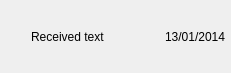
The window that src/common/view/historyelementview.ui (filesdnd/filesdnd-qt) describes before a commit, drawn with Qt 5.
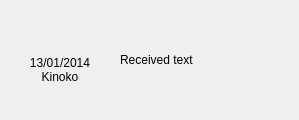
The same window after the commit. The open tabs and pages were chosen to show the change. Icons and pictures are not drawn.

Patch:
```diff
--- a/src/common/view/historyelementview.ui
+++ b/src/common/view/historyelementview.ui
@@ -6,8 +6,8 @@
    <rect>
     <x>0</x>
     <y>0</y>
-    <width>231</width>
-    <height>73</height>
+    <width>299</width>
+    <height>120</height>
    </rect>
   </property>
   <property name="windowTitle">
@@ -265,31 +265,9 @@
        </property>
        <item>
         <layout class="QHBoxLayout" name="textTopSpacer">
-         <item>
-          <widget class="QLabel" name="textIcon">
-           <property name="minimumSize">
-            <size>
-             <width>16</width>
-             <height>16</height>
-            </size>
-           </property>
-           <property name="maximumSize">
-            <size>
-             <width>16</width>
-             <height>16</height>
-            </size>
-           </property>
-           <property name="text">
-            <string/>
-           </property>
-           <property name="pixmap">
-            <pixmap resource="../../resources.qrc">:/images/flat/pencil-flat.png</pixmap>
-           </property>
-           <property name="scaledContents">
-            <bool>true</bool>
-           </property>
-          </widget>
-         </item>
+         <property name="spacing">
+          <number>0</number>
+         </property>
          <item>
           <spacer name="horizontalSpacer_4">
            <property name="orientation">
@@ -300,6 +278,139 @@
            </property>
            <property name="sizeHint" stdset="0">
             <size>
+             <width>5</width>
+             <height>20</height>
+            </size>
+           </property>
+          </spacer>
+         </item>
+         <item>
+          <layout class="QVBoxLayout" name="verticalLayout_6">
+           <item>
+            <spacer name="verticalSpacer_6">
+             <property name="orientation">
+              <enum>Qt::Vertical</enum>
+             </property>
+             <property name="sizeType">
+              <enum>QSizePolicy::MinimumExpanding</enum>
+             </property>
+             <property name="sizeHint" stdset="0">
+              <size>
+               <width>20</width>
+               <height>0</height>
+              </size>
+             </property>
+            </spacer>
+           </item>
+           <item>
+            <layout class="QHBoxLayout" name="horizontalLayout_2">
+             <item>
+              <spacer name="horizontalSpacer_3">
+               <property name="orientation">
+                <enum>Qt::Horizontal</enum>
+               </property>
+               <property name="sizeType">
+                <enum>QSizePolicy::MinimumExpanding</enum>
+               </property>
+               <property name="sizeHint" stdset="0">
+                <size>
+                 <width>0</width>
+                 <height>20</height>
+                </size>
+               </property>
+              </spacer>
+             </item>
+             <item>
+              <widget class="QLabel" name="textIcon">
+               <property name="minimumSize">
+                <size>
+                 <width>16</width>
+                 <height>16</height>
+                </size>
+               </property>
+               <property name="maximumSize">
+                <size>
+                 <width>16</width>
+                 <height>16</height>
+                </size>
+               </property>
+               <property name="text">
+                <string/>
+               </property>
+               <property name="pixmap">
+                <pixmap resource="../../resources.qrc">:/images/flat/pencil-flat.png</pixmap>
+               </property>
+               <property name="scaledContents">
+                <bool>true</bool>
+               </property>
+              </widget>
+             </item>
+             <item>
+              <spacer name="horizontalSpacer_5">
+               <property name="orientation">
+                <enum>Qt::Horizontal</enum>
+               </property>
+               <property name="sizeType">
+                <enum>QSizePolicy::MinimumExpanding</enum>
+               </property>
+               <property name="sizeHint" stdset="0">
+                <size>
+                 <width>0</width>
+                 <height>20</height>
+                </size>
+               </property>
+              </spacer>
+             </item>
+            </layout>
+           </item>
+           <item>
+            <widget class="QLabel" name="textDate">
+             <property name="text">
+              <string>13/01/2014</string>
+             </property>
+             <property name="alignment">
+              <set>Qt::AlignCenter</set>
+             </property>
+            </widget>
+           </item>
+           <item>
+            <widget class="QLabel" name="textUserLabel">
+             <property name="text">
+              <string>Kinoko</string>
+             </property>
+             <property name="alignment">
+              <set>Qt::AlignCenter</set>
+             </property>
+            </widget>
+           </item>
+           <item>
+            <spacer name="verticalSpacer_5">
+             <property name="orientation">
+              <enum>Qt::Vertical</enum>
+             </property>
+             <property name="sizeType">
+              <enum>QSizePolicy::MinimumExpanding</enum>
+             </property>
+             <property name="sizeHint" stdset="0">
+              <size>
+               <width>20</width>
+               <height>0</height>
+              </size>
+             </property>
+            </spacer>
+           </item>
+          </layout>
+         </item>
+         <item>
+          <spacer name="horizontalSpacer_14">
+           <property name="orientation">
+            <enum>Qt::Horizontal</enum>
+           </property>
+           <property name="sizeType">
+            <enum>QSizePolicy::Fixed</enum>
+           </property>
+           <property name="sizeHint" stdset="0">
+            <size>
              <width>10</width>
              <height>20</height>
             </size>
@@ -307,26 +418,56 @@
           </spacer>
          </item>
          <item>
-          <widget class="QLabel" name="text">
-           <property name="sizePolicy">
-            <sizepolicy hsizetype="Preferred" vsizetype="Preferred">
-             <horstretch>0</horstretch>
-             <verstretch>0</verstretch>
-            </sizepolicy>
-           </property>
-           <property name="text">
-            <string>Received text</string>
-           </property>
-           <property name="wordWrap">
-            <bool>true</bool>
-           </property>
-           <property name="margin">
-            <number>0</number>
-           </property>
-          </widget>
+          <layout class="QVBoxLayout" name="verticalLayout_7">
+           <item>
+            <spacer name="verticalSpacer_7">
+             <property name="orientation">
+              <enum>Qt::Vertical</enum>
+             </property>
+             <property name="sizeType">
+              <enum>QSizePolicy::MinimumExpanding</enum>
+             </property>
+             <property name="sizeHint" stdset="0">
+              <size>
+               <width>20</width>
+               <height>0</height>
+              </size>
+             </property>
+            </spacer>
+           </item>
+           <item>
+            <widget class="QLabel" name="text">
+             <property name="sizePolicy">
+              <sizepolicy hsizetype="Preferred" vsizetype="Preferred">
+               <horstretch>0</horstretch>
+               <verstretch>0</verstretch>
+              </sizepolicy>
+             </property>
+             <property name="text">
+              <string>Received text</string>
+             </property>
+            </widget>
+           </item>
+           <item>
+            <spacer name="verticalSpacer_8">
+             <property name="orientation">
+              <enum>Qt::Vertical</enum>
+             </property>
+             <property name="sizeType">
+              <enum>QSizePolicy::MinimumExpanding</enum>
+             </property>
+             <property name="sizeHint" stdset="0">
+              <size>
+               <width>20</width>
+               <height>0</height>
+              </size>
+             </property>
+            </spacer>
+           </item>
+          </layout>
          </item>
          <item>
-          <spacer name="horizontalSpacer_5">
+          <spacer name="horizontalSpacer_10">
            <property name="orientation">
             <enum>Qt::Horizontal</enum>
            </property>
@@ -338,13 +479,6 @@
            </property>
           </spacer>
          </item>
-         <item>
-          <widget class="QLabel" name="textDate">
-           <property name="text">
-            <string>13/01/2014</string>
-           </property>
-          </widget>
-         </item>
         </layout>
        </item>
       </layout>
```
Left out of the diff: 462 changed lines with no effect on the pictures.
